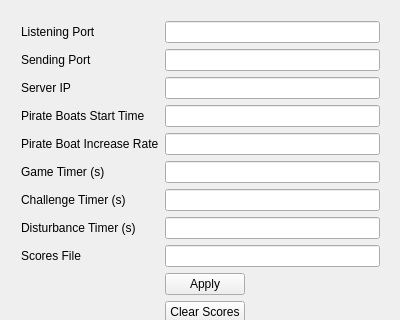
This is Archipel_vertical_parametres/mainwindow.ui in TerisseNicolas/Archip3l as Qt 5 draws it before an edit; both pictures show x 0 to 400 and y 0 to 320 of the 400 by 664 pixel window. The edited form follows.
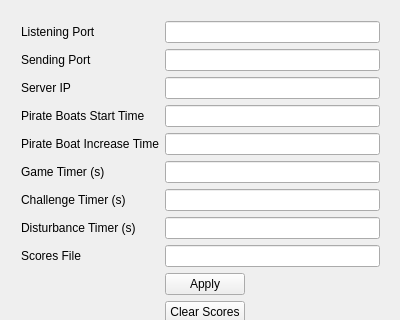
This is the edited form.

Commit message: modif lock parameters window

```diff
--- a/Archipel_vertical_parametres/mainwindow.ui
+++ b/Archipel_vertical_parametres/mainwindow.ui
@@ -14,7 +14,7 @@
    <string>Paramètres</string>
   </property>
   <widget class="QWidget" name="centralWidget">
-   <widget class="QWidget" name="">
+   <widget class="QWidget" name="layoutWidget">
     <property name="geometry">
      <rect>
       <x>10</x>
@@ -91,7 +91,7 @@
        <item row="18" column="0">
         <widget class="QLabel" name="label_5">
          <property name="text">
-          <string>Pirate Boat Increase Rate</string>
+          <string>Pirate Boat Increase Time</string>
          </property>
         </widget>
        </item>
```
Left out of the diff: 21 changed lines with no effect on the pictures. The commit also changes 7 other files.
